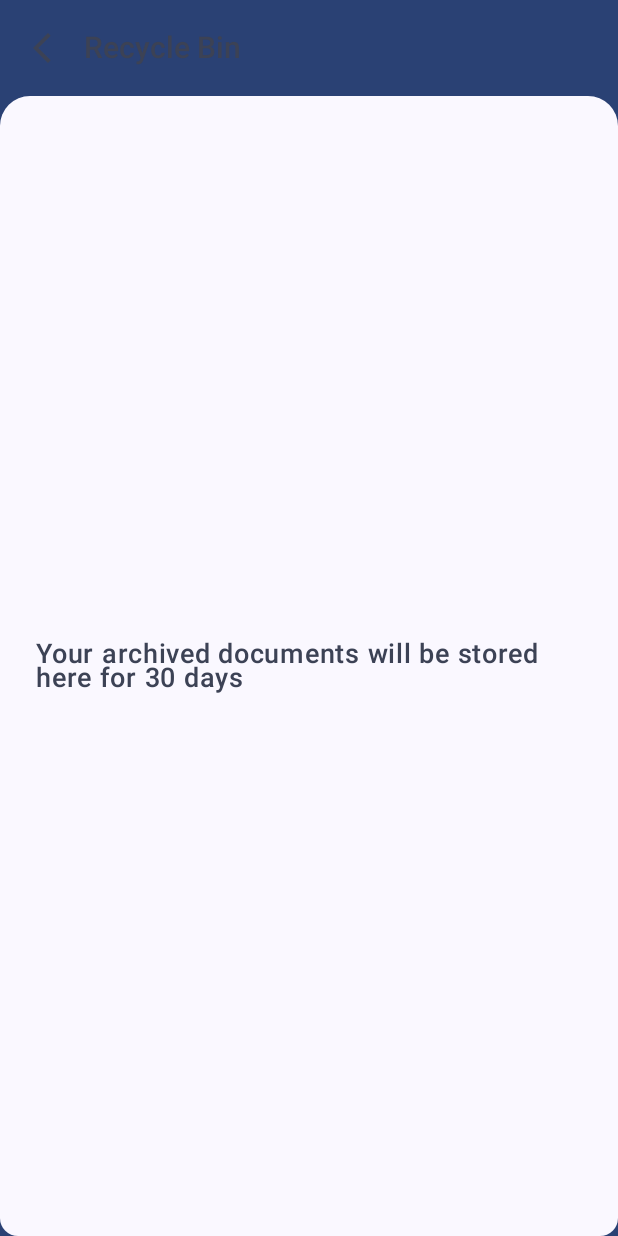
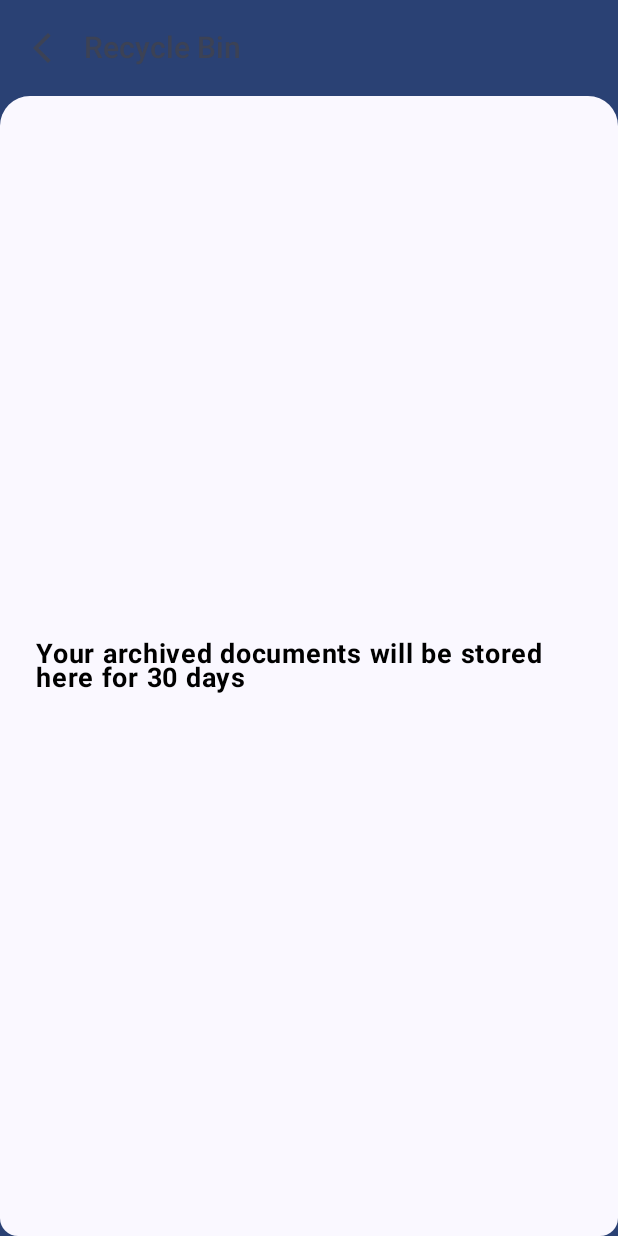
Before and after one commit to IamAbhinavSINGH/DocScanner, an Android app built with Jetpack Compose: the ArchivedPdfScreen screen opened through its navigation route, on a phone screen of 412 x 824 dp. Run offline under Robolectric (Android 15) with nearby library versions, the phone set to English and light mode, and no system bars; our stand-ins replace Dagger/Hilt's generated code; libraries missing offline, so code that uses them is left out: com.google.mlkit.vision, io.realm.kotlin, org.mongodb.kbson; 4 statements that could not run were skipped.

Commit message:
search doesnt show deleted elements fixes #6

```diff
--- a/app/src/main/java/com/example/docscanner/feature_createpdf/data/RealmDatabaseRepositoryImpl.kt
+++ b/app/src/main/java/com/example/docscanner/feature_createpdf/data/RealmDatabaseRepositoryImpl.kt
@@ -22,7 +22,8 @@ class RealmDatabaseRepositoryImpl(private val realm: Realm): RealmDatabaseRepo {
 
         val filter = "titleName LIKE $0 OR description LIKE $0"
 
-        return realm.query<Pdf>(filter, "*$queryParam*").asFlow().map { it.list }
+        return realm.query<Pdf>("isArchived == $0" , false)
+            .query(filter, "*$queryParam*",false).asFlow().map { it.list }
     }
 
     override fun getSearchedPdfList(): Flow<List<Pdf>> {
--- a/app/src/main/java/com/example/docscanner/feature_createpdf/presentation/archivedPdf/ArchivedPdfScreen.kt
+++ b/app/src/main/java/com/example/docscanner/feature_createpdf/presentation/archivedPdf/ArchivedPdfScreen.kt
@@ -35,6 +35,7 @@ import androidx.compose.ui.Modifier
 import androidx.compose.ui.draw.clip
 import androidx.compose.ui.graphics.Color
 import androidx.compose.ui.input.nestedscroll.nestedScroll
+import androidx.compose.ui.text.font.FontWeight
 import androidx.compose.ui.text.style.TextAlign
 import androidx.compose.ui.unit.dp
 import androidx.compose.ui.unit.sp
@@ -96,8 +97,9 @@ fun ArchivedPdfScreen(
                            .padding(24.dp),
                        text = "Your archived documents will be stored here for 30 days",
                        style = MaterialTheme.typography.labelMedium,
-                       color = MaterialTheme.colorScheme.secondary,
-                       fontSize = 18.sp
+                       color = Color.Black,
+                       fontSize = 18.sp,
+                       fontWeight = FontWeight.Bold
                    )
                }
            }
@@ -137,8 +139,8 @@ fun ArchivedPdfScreen(
                   LazyVerticalGrid(
                       modifier = Modifier
                           .fillMaxSize(),
-                      columns = GridCells.Adaptive(minSize = 100.dp),
-                      contentPadding = PaddingValues(8.dp),
+                      columns = GridCells.Adaptive(minSize = 120.dp),
+                      contentPadding = PaddingValues(16.dp),
                       horizontalArrangement = Arrangement.SpaceAround
                   ) {
                       items(state.archivedPdfList){pdf->
@@ -178,6 +180,7 @@ fun HandlePdfClick(
         pdf = pdf,
         onRestoreBtnClicked = {
             viewModel.onEvent(ArchivedEvent.RestorePdf(pdf))
+            onCancelClicked()
         },
         onCancelClicked = {
             onCancelClicked()
--- a/app/src/main/java/com/example/docscanner/feature_createpdf/presentation/createpdf/CreatePdfScreen.kt
+++ b/app/src/main/java/com/example/docscanner/feature_createpdf/presentation/createpdf/CreatePdfScreen.kt
@@ -173,7 +173,9 @@ fun SetUpScaffold(
             CreatePdfToolbar(
                 modifier = Modifier.fillMaxWidth(),
                 onSearchClicked = { navController.navigate(Screen.SearchPdfScreen.route) },
-                onOrderClicked = {viewModel.onEvent(CreatePdfEvent.ToggleOrderSection)},
+                onOrderClicked = {
+                    viewModel.onEvent(CreatePdfEvent.ToggleOrderSection)
+                },
                 onNavigationDrawerClicked = { onNavigationDrawerClicked() },
                 onOrderChanged = {pdfOrder->
                     viewModel.onEvent(CreatePdfEvent.Order(pdfOrder))
--- a/app/src/main/java/com/example/docscanner/feature_createpdf/presentation/createpdf/components/CreatePdfToolbar.kt
+++ b/app/src/main/java/com/example/docscanner/feature_createpdf/presentation/createpdf/components/CreatePdfToolbar.kt
@@ -10,8 +10,12 @@ import androidx.compose.foundation.layout.height
 import androidx.compose.foundation.layout.padding
 import androidx.compose.foundation.layout.width
 import androidx.compose.material.icons.Icons
+import androidx.compose.material.icons.automirrored.filled.Sort
+import androidx.compose.material.icons.automirrored.outlined.Sort
 import androidx.compose.material.icons.filled.Menu
 import androidx.compose.material.icons.filled.Search
+import androidx.compose.material.icons.filled.Sort
+import androidx.compose.material.icons.outlined.Sort
 import androidx.compose.material3.ExperimentalMaterial3Api
 import androidx.compose.material3.Icon
 import androidx.compose.material3.IconButton
@@ -50,6 +54,9 @@ fun CreatePdfToolbar(
     Column(
         modifier = modifier
     ){
+
+        val orderIcon = if(isOrderVisible) Icons.AutoMirrored.Filled.Sort else Icons.AutoMirrored.Outlined.Sort
+
         TopAppBar(
             modifier = Modifier.fillMaxWidth(),
             colors = TopAppBarDefaults.topAppBarColors(
@@ -92,16 +99,15 @@ fun CreatePdfToolbar(
 
                 IconButton(onClick = { onOrderClicked() }) {
                     Icon(
-                        painter = painterResource(id = R.drawable.ic_sort),
-                        contentDescription = "sort",
-                        tint = Color.White
+                        imageVector = orderIcon,
+                        contentDescription = "Sort"
                     )
                 }
             },
             scrollBehavior = scrollBehavior
         )
 
-        val isOrderSectionVisible = if(scrollBehavior.isPinned) false else isOrderVisible
+        val isOrderSectionVisible = if(scrollBehavior.state.collapsedFraction > 0.6f) false else isOrderVisible
 
         AnimatedVisibility(
             visible = isOrderSectionVisible
```
Also changed, not shown: app/src/main/java/com/example/docscanner/feature_createpdf/presentation/archivedPdf/components/RestorePdfDialog.kt (+21 -14 lines), app/src/main/java/com/example/docscanner/feature_createpdf/presentation/newupdatespdf/WhatsNewScreen.kt (+4 -3 lines), app/src/main/res/drawable/sort_xml.xml (added, +28 -0 lines).
